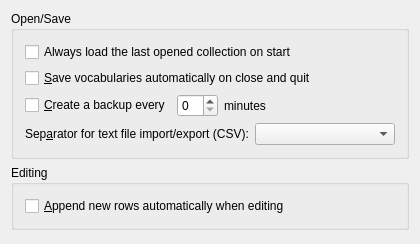
Before: the Qt Designer form src/settings/generaloptionsbase.ui in KDE/parley, drawn with Qt 5.
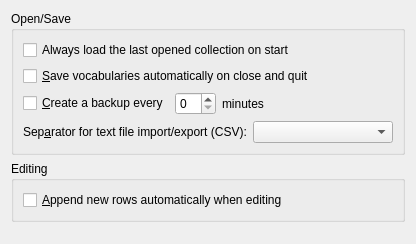
After: the same form once the commit is applied. Custom widgets are drawn as their Qt base class.

```diff
--- a/src/settings/generaloptionsbase.ui
+++ b/src/settings/generaloptionsbase.ui
@@ -184,7 +184,6 @@
    </item>
   </layout>
  </widget>
- <layoutdefault spacing="6" margin="11" />
   <customwidgets>
   <customwidget>
    <class>KComboBox</class>
```
